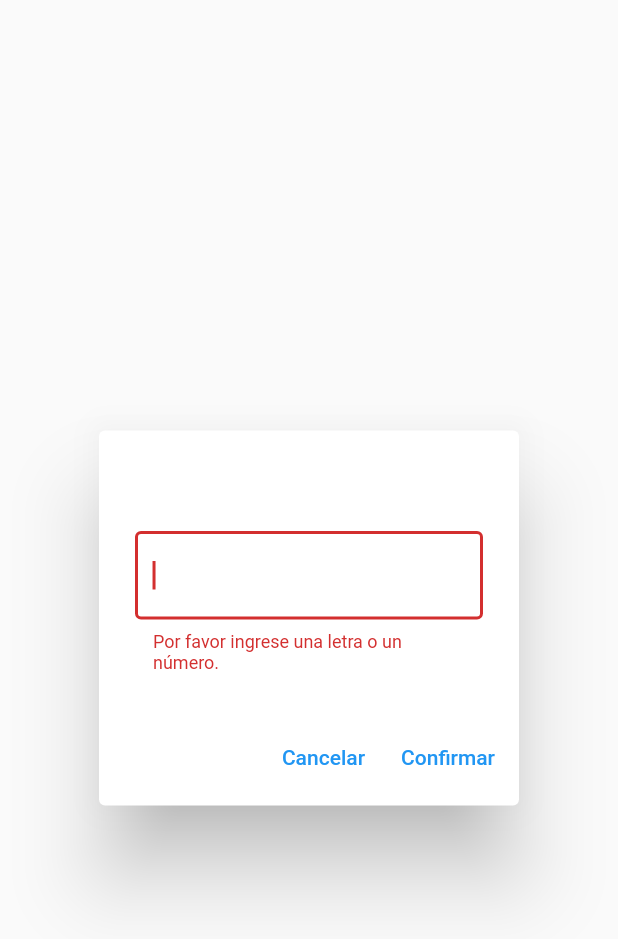
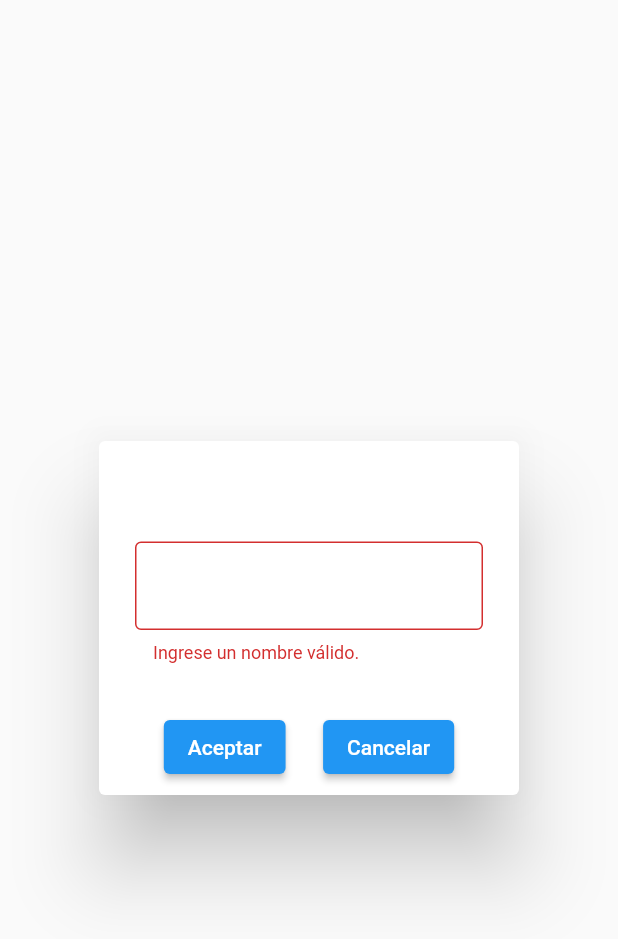
Before and after one commit to TheAlanMC/Graph-Drawer, a Flutter app: the CustomAlertDialogNodeName widget shown alone on an empty page, opened directly with empty values, on a phone screen of 412 x 824 dp. Shown: the top 939 px of the screen. Run offline on Flutter 3.47's test engine with Material 2 defaults, Android fonts, the phone set to English and light mode, and no system bars.

Commit message:
improved UI for keyboard

```diff
--- a/lib/widgets/alert_dialog_node_name.dart
+++ b/lib/widgets/alert_dialog_node_name.dart
@@ -19,14 +19,20 @@ class CustomAlertDialogNodeName extends StatelessWidget {
 
   @override
   Widget build(BuildContext context) {
+    final focus = FocusNode();
     final controller = TextEditingController();
     controller.text = text ?? '';
-    return AlertDialog(
+
+    return WillPopScope(
+      onWillPop: () async {
+        cancelAction();
+        return false;
+      },
+      child: AlertDialog(
         title: Text(title),
         content: Form(
           autovalidateMode: AutovalidateMode.always,
           child: TextFormField(
-          autofocus: true,
             keyboardType: TextInputType.text,
             decoration: InputDecoration(
               border: const OutlineInputBorder(),
@@ -34,36 +40,48 @@ class CustomAlertDialogNodeName extends StatelessWidget {
               errorMaxLines: 2,
             ),
             validator: (value) {
-            if (value == null || value.isEmpty) {
-              return 'Por favor ingrese una letra o un número.';
-            }
-            if (value.length > 1) {
-              return 'Por favor ingrese una letra o un número.';
+              value = value?.trim();
+              if (value == null || value.isEmpty || int.tryParse(value) != null) {
+                return 'Ingrese un nombre válido.';
               }
               return null;
             },
             controller: controller,
+            focusNode: focus,
+            textInputAction: TextInputAction.done,
+            onFieldSubmitted: (value) {
+              controller.text = controller.text.trim();
+              if (controller.text.isNotEmpty && int.tryParse(controller.text) == null) {
+                confirmAction(controller.text.toUpperCase());
+              } else {
+                customScaffoldMessenger(context: context, text: 'Ingrese un nombre válido.');
+              }
+            },
           ),
         ),
         actions: [
-        TextButton(
+          Row(
+            mainAxisAlignment: MainAxisAlignment.center,
+            children: [
+              ElevatedButton(
+                  onPressed: () {
+                    controller.text = controller.text.trim();
+                    if (controller.text.isNotEmpty && int.tryParse(controller.text) == null) {
+                      confirmAction(controller.text.toUpperCase());
+                    } else {
+                      customScaffoldMessenger(context: context, text: 'Ingrese un nombre válido.');
+                    }
+                  },
+                  child: const Text('Aceptar')),
+              const SizedBox(width: 25),
+              ElevatedButton(
                 child: const Text("Cancelar"),
                 onPressed: () => cancelAction(),
               ),
-        TextButton(
-            child: const Text("Confirmar"),
-            onPressed: () {
-              if (controller.text.length == 1 && controller.text.isNotEmpty) {
-                confirmAction(controller.text.toUpperCase());
-                customScaffoldMessenger(
-                  context: context,
-                  text: text == null ? 'Nodo añadido' : 'Nodo editado.',
-                );
-              } else {
-                customScaffoldMessenger(context: context, text: 'Por favor ingrese una letra o un número.');
-              }
-            }),
             ],
+          ),
+        ],
+      ),
     );
   }
 }
--- a/lib/widgets/node.dart
+++ b/lib/widgets/node.dart
@@ -11,8 +11,8 @@ class Node extends CustomPainter {
 
   @override
   void paint(Canvas canvas, Size size) {
-    final paint = Paint()
-      ..color = Colors.transparent
+    final Paint paint = Paint()
+      ..color = Colors.indigo
       ..style = PaintingStyle.fill;
 
     final Paint border = Paint()
@@ -28,7 +28,7 @@ class Node extends CustomPainter {
       text: TextSpan(
         text: text,
         style: TextStyle(
-          color: Colors.transparent,
+          color: Colors.white,
           fontSize: radius - 10,
         ),
       ),
```
Also changed, not shown: lib/screens/home_screen.dart (+5 -45 lines), lib/widgets/edge.dart (+4 -3 lines). Lines whose indentation alone changed are shown as unchanged.
